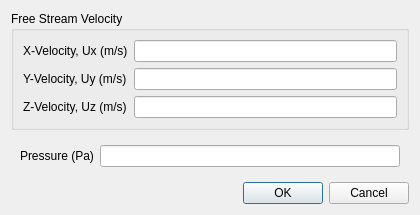
Above: baramFlow/view/setup/boundary_conditions/free_stream_dialog.ui from nextfoam/baram before the change. Below: the same form after it.
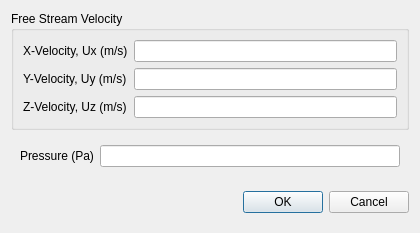
That is the form after the change.

Patch:
```diff
--- a/baramFlow/view/setup/boundary_conditions/free_stream_dialog.ui
+++ b/baramFlow/view/setup/boundary_conditions/free_stream_dialog.ui
@@ -7,7 +7,7 @@
     <x>0</x>
     <y>0</y>
     <width>420</width>
-    <height>208</height>
+    <height>226</height>
    </rect>
   </property>
   <property name="minimumSize">
@@ -122,13 +122,39 @@
     </widget>
    </item>
    <item>
-    <widget class="QDialogButtonBox" name="buttonBox">
-     <property name="orientation">
-      <enum>Qt::Horizontal</enum>
-     </property>
-     <property name="standardButtons">
-      <set>QDialogButtonBox::Cancel|QDialogButtonBox::Ok</set>
-     </property>
+    <widget class="QWidget" name="widget_4" native="true">
+     <layout class="QHBoxLayout" name="horizontalLayout_3">
+      <property name="rightMargin">
+       <number>0</number>
+      </property>
+      <item>
+       <spacer name="horizontalSpacer_2">
+        <property name="orientation">
+         <enum>Qt::Horizontal</enum>
+        </property>
+        <property name="sizeHint" stdset="0">
+         <size>
+          <width>208</width>
+          <height>20</height>
+         </size>
+        </property>
+       </spacer>
+      </item>
+      <item>
+       <widget class="QPushButton" name="ok">
+        <property name="text">
+         <string>OK</string>
+        </property>
+       </widget>
+      </item>
+      <item>
+       <widget class="QPushButton" name="cancel">
+        <property name="text">
+         <string>Cancel</string>
+        </property>
+       </widget>
+      </item>
+     </layout>
     </widget>
    </item>
   </layout>
```
Left out of the diff: 28 changed lines with no effect on the pictures.
